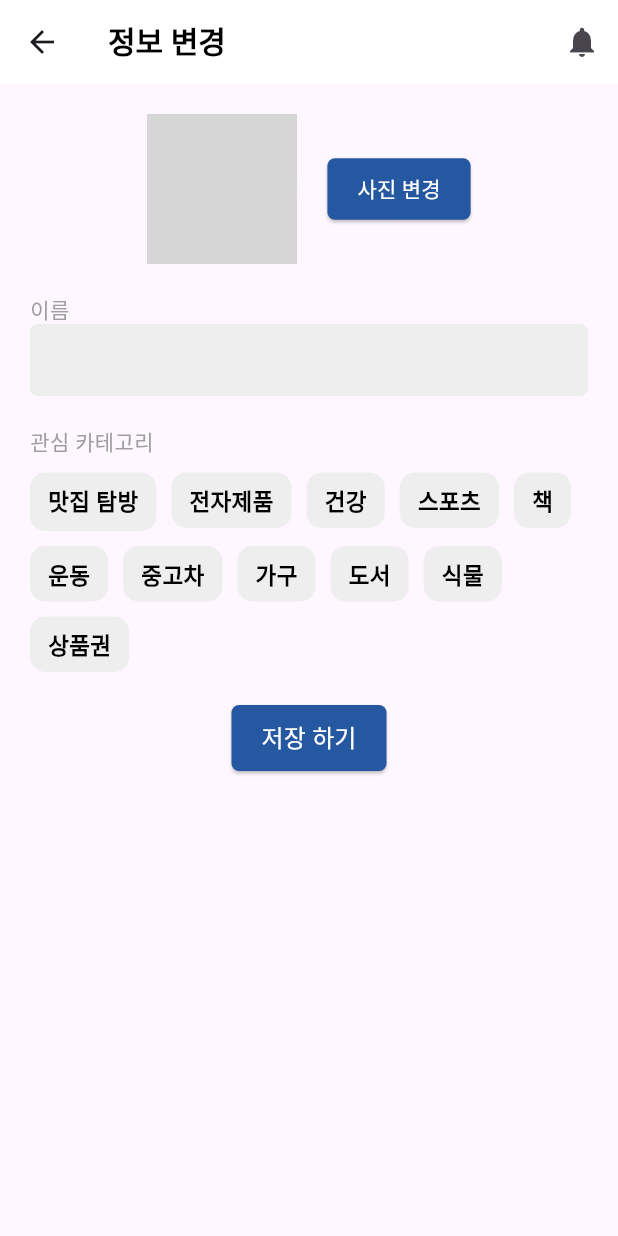
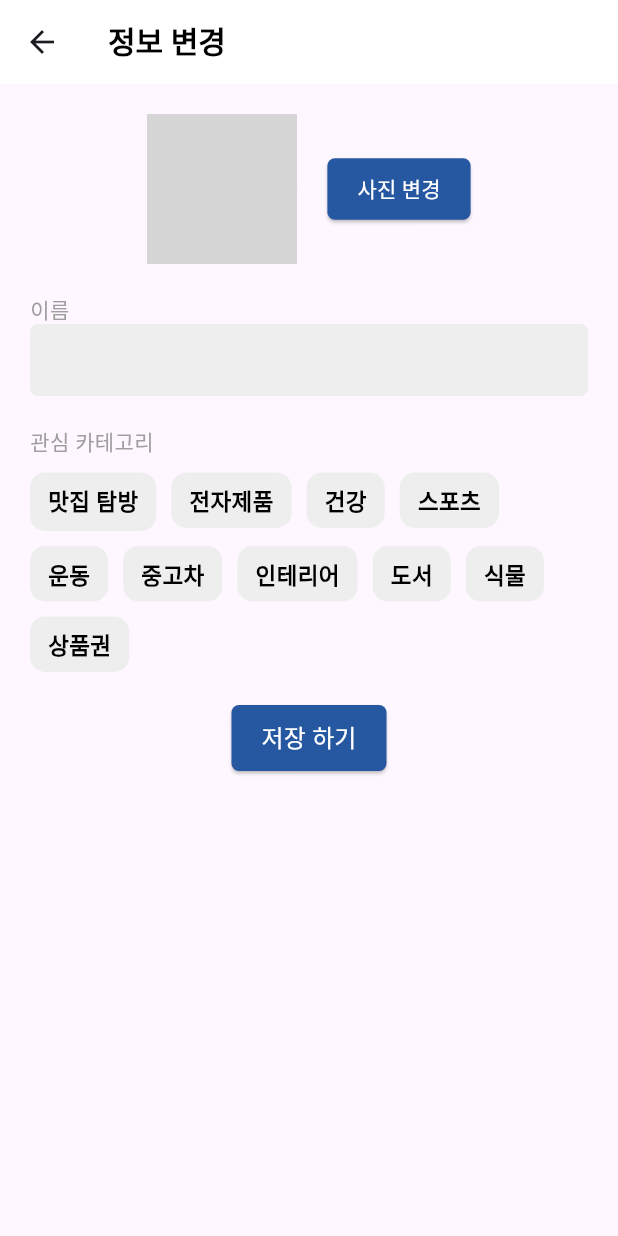
Before and after one commit to Android-Advanced/Frontend, a Flutter app: the EditProfile screen opened directly, after a tap on "사진 변경", on a phone screen of 412 x 824 dp. Run offline on Flutter 3.47's test engine with Material 3 defaults, Android fonts, the phone set to English and light mode, and no system bars; our stand-ins replace cloud_firestore, firebase_auth, firebase_core, firebase_storage, image_picker; accounts and stored records are empty; grey boxes are pictures that could not be loaded.

Commit message:
FEAT: 카테고리, 나의 거래후기, 내가 등록한 상품

```diff
--- a/lib/screens/editprofile.dart
+++ b/lib/screens/editprofile.dart
@@ -14,9 +14,12 @@ class EditProfile extends StatefulWidget {
 
 class _EditProfileState extends State<EditProfile> {
   final TextEditingController _nameController = TextEditingController();
+
+  // 중복된 카테고리 제거 ("책" 제거)
   final List<String> categories = [
-    "맛집 탐방", "전자제품", "건강", "스포츠", "책", "운동", "중고차", "가구", "도서", "식물", "상품권"
+    "맛집 탐방", "전자제품", "건강", "스포츠", "운동", "중고차", "인테리어", "도서", "식물", "상품권"
   ];
+
   final Set<String> selectedCategories = {};
   String profileImage = "";
   bool isLoading = true;
@@ -48,36 +51,15 @@ class _EditProfileState extends State<EditProfile> {
   Future<void> _saveUserData() async {
     User? currentUser = FirebaseAuth.instance.currentUser;
     if (currentUser != null) {
+      // Firestore에 선택된 카테고리 저장
       await FirebaseFirestore.instance.collection('users').doc(currentUser.uid).update({
         'displayName': _nameController.text,
         'categories': selectedCategories.toList(),
         'profileImage': profileImage,
       });
       ScaffoldMessenger.of(context).showSnackBar(
-        SnackBar(content: Text('정보가 성공적으로 저장되었습니다.')),
+        const SnackBar(content: Text('정보가 성공적으로 저장되었습니다.')),
       );
-    }
-  }
-
-  Future<void> _changeProfilePicture() async {
-    final picker = ImagePicker();
-    final pickedFile = await picker.pickImage(source: ImageSource.gallery);
-
-    if (pickedFile != null) {
-      User? currentUser = FirebaseAuth.instance.currentUser;
-      if (currentUser != null) {
-        final ref = FirebaseStorage.instance
-            .ref()
-            .child('profileImages')
-            .child('${currentUser.uid}.jpg');
-
-        await ref.putFile(File(pickedFile.path));
-        final newImageUrl = await ref.getDownloadURL();
-
-        setState(() {
-          profileImage = newImageUrl;
-        });
-      }
     }
   }
 
@@ -85,67 +67,91 @@ class _EditProfileState extends State<EditProfile> {
     return AppBar(
       backgroundColor: Colors.white,
       elevation: 0,
-      title: Row(
-        mainAxisAlignment: MainAxisAlignment.start,
-        children: const [
-          Text(
-            "정보 변경",
-            style: TextStyle(
-              color: Colors.black,
-              fontWeight: FontWeight.bold,
-              fontSize: 20,
-            ),
-          ),
-        ],
+      title: const Text(
+        "정보 변경",
+        style: TextStyle(
+          color: Colors.black,
+          fontWeight: FontWeight.bold,
+          fontSize: 20,
+        ),
       ),
-      actions: [
-        IconButton(
-          onPressed: () {},
-          icon: Icon(Icons.notifications),
-        ),
-      ],
     );
   }
 
   Widget _profilePictureSection() {
     return Row(
-      mainAxisAlignment: MainAxisAlignment.center, // Center the Row contents
+      mainAxisAlignment: MainAxisAlignment.center,
       children: [
         CircleAvatar(
           radius: 50,
           backgroundColor: Colors.grey[300],
           backgroundImage: profileImage.isNotEmpty
               ? NetworkImage(profileImage)
-              : AssetImage('assets/images/user_profile.jpg') as ImageProvider,
+              : const AssetImage('assets/images/user_profile.jpg') as ImageProvider,
           child: profileImage.isEmpty
-              ? Icon(
+              ? const Icon(
             Icons.person,
             size: 60,
             color: Colors.white,
           )
               : null,
         ),
-        SizedBox(width: 20), // Add spacing between the avatar and the button
+        const SizedBox(width: 20),
         ElevatedButton(
           onPressed: _changeProfilePicture,
           style: ElevatedButton.styleFrom(
-            backgroundColor: Color(0xFF2657A1),
-            padding: EdgeInsets.symmetric(horizontal: 20, vertical: 10),
+            backgroundColor: const Color(0xFF2657A1),
+            padding: const EdgeInsets.symmetric(horizontal: 20, vertical: 10),
             shape: RoundedRectangleBorder(
               borderRadius: BorderRadius.circular(5),
             ),
           ),
-          child: Text(
+          child: const Text(
             "사진 변경",
-            style: TextStyle(
-              fontSize: 14,
-              color: Colors.white,
-            ),
+            style: TextStyle(fontSize: 14, color: Colors.white),
           ),
         ),
       ],
     );
   }
+
+  Future<void> _changeProfilePicture() async {
+    try {
+      final picker = ImagePicker();
+      final pickedFile = await picker.pickImage(source: ImageSource.gallery);
+
+      if (pickedFile != null) {
+        User? currentUser = FirebaseAuth.instance.currentUser;
+        if (currentUser != null) {
+          final ref = FirebaseStorage.instance
+              .ref()
+              .child('profileImages')
+              .child('${currentUser.uid}.jpg');
+          await ref.putFile(File(pickedFile.path));
+          final newImageUrl = await ref.getDownloadURL();
+
+          await FirebaseFirestore.instance
+              .collection('users')
+              .doc(currentUser.uid)
+              .update({'profileImage': newImageUrl});
+
+          setState(() {
+            profileImage = newImageUrl;
+          });
+
+          ScaffoldMessenger.of(context).showSnackBar(
+            const SnackBar(content: Text('프로필 사진이 변경되었습니다.')),
+          );
+        }
+      }
+    } catch (e) {
+      print("프로필 사진 변경 오류: $e");
+      ScaffoldMessenger.of(context).showSnackBar(
+        const SnackBar(content: Text('프로필 사진 변경 중 오류가 발생했습니다.')),
+      );
+    }
+  }
+
   Widget _categoryChips() {
     return Wrap(
       spacing: 10,
@@ -163,9 +169,9 @@ class _EditProfileState extends State<EditProfile> {
             });
           },
           child: Container(
-            padding: EdgeInsets.symmetric(horizontal: 12, vertical: 8),
+            padding: const EdgeInsets.symmetric(horizontal: 12, vertical: 8),
             decoration: BoxDecoration(
-              color: isSelected ? Color(0xFF2657A1) : Colors.grey[200],
+              color: isSelected ? const Color(0xFF2657A1) : Colors.grey[200],
               borderRadius: BorderRadius.circular(10),
             ),
             child: Text(
@@ -184,58 +190,47 @@ class _EditProfileState extends State<EditProfile> {
 
   Widget _bodyWidget() {
     if (isLoading) {
-      return Center(
-        child: CircularProgressIndicator(),
-      );
+      return const Center(child: CircularProgressIndicator());
     }
 
     return SingleChildScrollView(
-      padding: EdgeInsets.all(20),
+      padding: const EdgeInsets.all(20),
       child: Column(
         crossAxisAlignment: CrossAxisAlignment.start,
         children: [
           _profilePictureSection(),
-          SizedBox(height: 20),
-          Text(
-            "이름",
-            style: TextStyle(fontSize: 14, color: Colors.grey),
-          ),
+          const SizedBox(height: 20),
+          const Text("이름", style: TextStyle(fontSize: 14, color: Colors.grey)),
           TextField(
             controller: _nameController,
             decoration: InputDecoration(
               filled: true,
               fillColor: Colors.grey[200],
-              contentPadding: EdgeInsets.symmetric(horizontal: 10),
+              contentPadding: const EdgeInsets.symmetric(horizontal: 10),
               border: OutlineInputBorder(
                 borderSide: BorderSide.none,
                 borderRadius: BorderRadius.circular(5),
               ),
             ),
           ),
-          SizedBox(height: 20),
-          Text(
-            "관심 카테고리",
-            style: TextStyle(fontSize: 14, color: Colors.grey),
-          ),
-          SizedBox(height: 10),
+          const SizedBox(height: 20),
+          const Text("관심 카테고리", style: TextStyle(fontSize: 14, color: Colors.grey)),
+          const SizedBox(height: 10),
           _categoryChips(),
-          SizedBox(height: 20),
+          const SizedBox(height: 20),
           Center(
             child: ElevatedButton(
               onPressed: _saveUserData,
               style: ElevatedButton.styleFrom(
-                backgroundColor: Color(0xFF2657A1),
-                padding: EdgeInsets.symmetric(horizontal: 20, vertical: 10),
+                backgroundColor: const Color(0xFF2657A1),
+                padding: const EdgeInsets.symmetric(horizontal: 20, vertical: 10),
                 shape: RoundedRectangleBorder(
                   borderRadius: BorderRadius.circular(5),
                 ),
               ),
-              child: Text(
+              child: const Text(
                 "저장 하기",
-                style: TextStyle(
-                  fontSize: 16,
-                  color: Colors.white,
-                ),
+                style: TextStyle(fontSize: 16, color: Colors.white),
               ),
             ),
           ),
@@ -246,9 +241,6 @@ class _EditProfileState extends State<EditProfile> {
 
   @override
   Widget build(BuildContext context) {
-    return Scaffold(
-      appBar: _appbarWidget(),
-      body: _bodyWidget(),
-    );
+    return Scaffold(appBar: _appbarWidget(), body: _bodyWidget());
   }
 }
```
Also changed, not shown: lib/screens/my_product.dart (+101 -124 lines), lib/screens/transaction_review.dart (+143 -63 lines).
